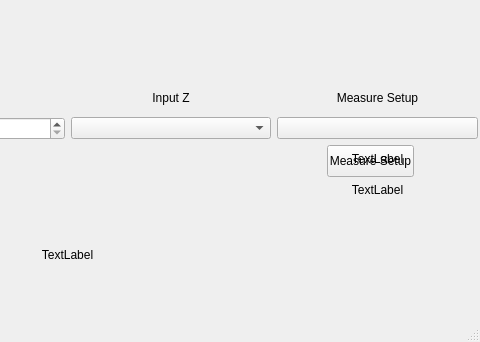
is4rk/Fluke8588A-pyvisa, file ui/mainwindow.ui: the form before one commit; both pictures show x 353 to 833 and y 185 to 527 of the 833 by 527 pixel window.
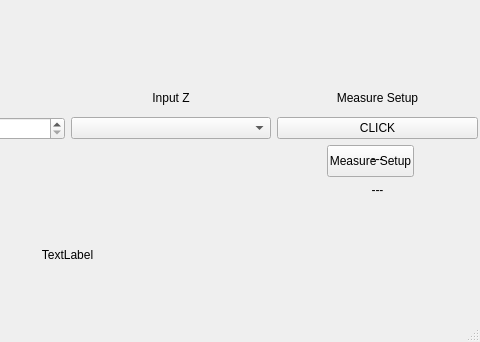
The form after the commit.

What changed in the file:
```diff
--- a/ui/mainwindow.ui
+++ b/ui/mainwindow.ui
@@ -218,14 +218,14 @@
      <item row="1" column="3">
       <widget class="QPushButton" name="dcv_measure_setup_button">
        <property name="text">
-        <string/>
+        <string>CLICK</string>
        </property>
       </widget>
      </item>
      <item row="2" column="3">
       <widget class="QLabel" name="time_label">
        <property name="text">
-        <string>TextLabel</string>
+        <string>---</string>
        </property>
        <property name="alignment">
         <set>Qt::AlignmentFlag::AlignCenter</set>
@@ -235,7 +235,7 @@
      <item row="3" column="3">
       <widget class="QLabel" name="nplc_label">
        <property name="text">
-        <string>TextLabel</string>
+        <string>---</string>
        </property>
        <property name="alignment">
         <set>Qt::AlignmentFlag::AlignCenter</set>
```
Left out of the diff: 2 changed lines with no effect on the pictures.
